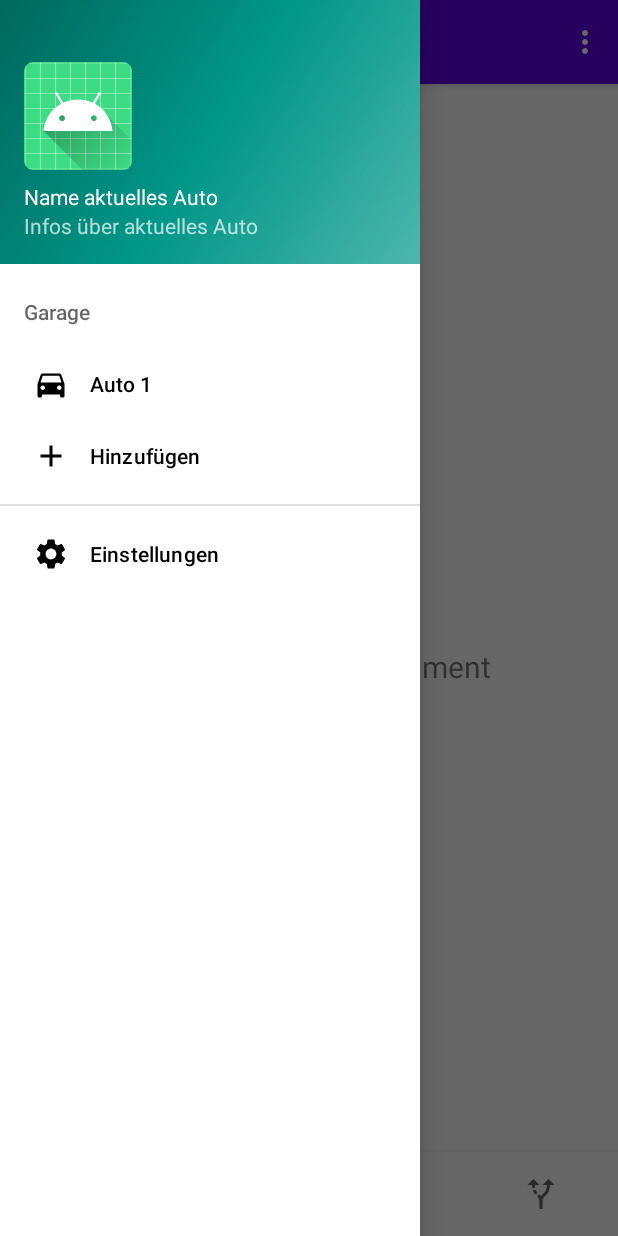
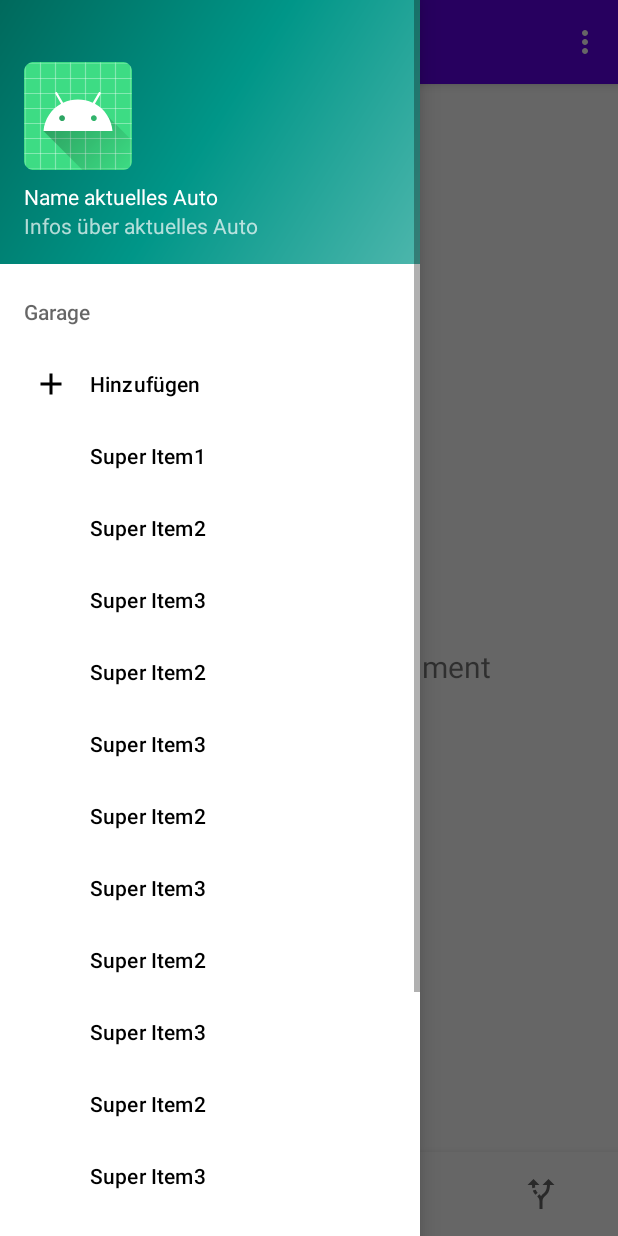
Before and after one commit to LukasGonnermann/android_tankvorgang_app, an Android app: the screen it shows after launch (MainActivity), with the side drawer open, on a phone screen of 412 x 824 dp. Run offline under Robolectric (Android 15) with nearby library versions, the phone set to English and light mode, and no system bars; our stand-ins replace navigation-ui.

Commit message:
Implentierung der Dynamisierung des Navigation Drawer Menu geändert + Kommentare gesetzt

```diff
--- a/app/src/main/java/com/example/tankauswertung/MainActivity.java
+++ b/app/src/main/java/com/example/tankauswertung/MainActivity.java
@@ -5,10 +5,12 @@ import android.view.Gravity;
 import android.view.Menu;
 import android.view.MenuItem;
 import android.widget.TextView;
+import android.widget.Toast;
 
 import com.google.android.material.bottomnavigation.BottomNavigationView;
 import com.google.android.material.navigation.NavigationView;
 
+import androidx.annotation.NonNull;
 import androidx.appcompat.app.AppCompatActivity;
 import androidx.appcompat.widget.Toolbar;
 import androidx.core.view.GravityCompat;
@@ -18,12 +20,14 @@ import androidx.navigation.Navigation;
 import androidx.navigation.ui.AppBarConfiguration;
 import androidx.navigation.ui.NavigationUI;
 
-public class MainActivity extends AppCompatActivity {
+import static android.view.Menu.NONE;
 
-    private AppBarConfiguration mAppBarConfiguration;
+public class MainActivity extends AppCompatActivity implements NavigationView.OnNavigationItemSelectedListener {
+
     DrawerLayout drawer;
     NavigationView navigationView;
     BottomNavigationView botNavView;
+    private AppBarConfiguration mAppBarConfiguration;
 
     @Override
     protected void onCreate(Bundle savedInstanceState) {
@@ -33,8 +37,8 @@ public class MainActivity extends AppCompatActivity {
         setSupportActionBar(toolbar);
 
         drawer = findViewById(R.id.drawer_layout);
-        navigationView = findViewById(R.id.nav_view);
-        botNavView = findViewById(R.id.bot_nav_view);
+        navigationView = findViewById(R.id.nav_view); //Navigation View (Side Menu)
+        botNavView = findViewById(R.id.bot_nav_view); //bottom Menu (Tabs)
 
         // Passing each menu ID as a set of Ids because each
         // menu should be considered as top level destinations.
@@ -46,47 +50,11 @@ public class MainActivity extends AppCompatActivity {
         NavController navController = Navigation.findNavController(this, R.id.nav_host_fragment);
         NavigationUI.setupActionBarWithNavController(this, navController, mAppBarConfiguration);
         NavigationUI.setupWithNavController(navigationView, navController);
-        NavigationUI.setupWithNavController(botNavView,navController);
+        NavigationUI.setupWithNavController(botNavView, navController);
 
-        loadAppData();
+        addMenuItemInNavMenuDrawer();
+        setNavigationViewListener();
     }
-
-
-    private void loadAppData() {
-        addGarageToNavigationDrawer();
-    }
-
-    private void addGarageToNavigationDrawer() {
-
-        Menu mainMenu = navigationView.getMenu();
-        Menu garageMenu = mainMenu.addSubMenu(0, 0, 0, R.string.garage);
-
-        // add cars
-        // itemID of itemFirstCar is 42 (i1)
-        MenuItem itemFirstCar = garageMenu.add(0, 42, 0, "Auto 1");
-        itemFirstCar.setIcon(R.drawable.ic_baseline_directions_car_24);
-        itemFirstCar.setOnMenuItemClickListener(new MenuItem.OnMenuItemClickListener() {
-            @Override
-            public boolean onMenuItemClick(MenuItem menuItem) {
-                drawer.closeDrawer(GravityCompat.START);
-                final TextView textView = findViewById(R.id.text_dashboard);
-                textView.setText("Clicked Auto 1");
-                return false;
-            }
-        });
-        // ...
-
-        // add button to add a car
-        MenuItem itemAddCar = garageMenu.add(0, 0, 0, R.string.addCar);
-        itemAddCar.setIcon(R.drawable.ic_baseline_add_24);
-
-        // add settings button
-        MenuItem itemSettings = mainMenu.add(0, R.id.action_settings, 0, R.string.settings);
-        itemSettings.setIcon(R.drawable.ic_baseline_settings_24);
-
-    }
-
-    // --------------------------------------------- hooks
 
     @Override
     public boolean onCreateOptionsMenu(Menu menu) {
@@ -104,10 +72,73 @@ public class MainActivity extends AppCompatActivity {
 
     @Override
     public void onBackPressed() {
+        //Back-Button is pressed
         if (drawer.isDrawerOpen(GravityCompat.START)) {
             drawer.closeDrawer(GravityCompat.START);
         } else {
             super.onBackPressed();
         }
     }
+
+    @Override
+    public boolean onNavigationItemSelected(@NonNull MenuItem item) {
+        // Handle navigation view item clicks here.
+        int item_id = item.getItemId();
+        switch (item_id) {
+
+            //add a car
+            case 1: {
+                Toast.makeText(getApplicationContext(), "Add Car", Toast.LENGTH_LONG).show();
+
+                break;
+            }
+            //open settings
+            case R.id.action_settings: {
+                Toast.makeText(getApplicationContext(), "Settings", Toast.LENGTH_LONG).show();
+                break;
+            }
+        }
+        drawer.closeDrawer(GravityCompat.START); //close navigation drawer
+
+        return true;
+    }
+
+    private void addMenuItemInNavMenuDrawer() {
+        //add items zu navigation menu
+        NavigationView navView = findViewById(R.id.nav_view);
+
+        Menu menu = navView.getMenu();
+        Menu garageMenu = menu.addSubMenu(0, 0, 0, R.string.garage);
+
+        // add button to add a car
+        MenuItem itemAddCar = garageMenu.add(0, 1, 0, R.string.addCar);
+        itemAddCar.setIcon(R.drawable.ic_baseline_add_24);
+
+        // add settings button
+        MenuItem itemSettings = menu.add(0, R.id.action_settings, 0, R.string.settings);
+        itemSettings.setIcon(R.drawable.ic_baseline_settings_24);
+
+        //example adding of items
+        garageMenu.add(2, 1, NONE, "Super Item1");
+        garageMenu.add("Super Item2");
+        garageMenu.add("Super Item3");
+        garageMenu.add("Super Item2");
+        garageMenu.add("Super Item3");
+        garageMenu.add("Super Item2");
+        garageMenu.add("Super Item3");
+        garageMenu.add("Super Item2");
+        garageMenu.add("Super Item3");
+        garageMenu.add("Super Item2");
+        garageMenu.add("Super Item3");
+        garageMenu.add("Super Item2");
+        garageMenu.add("Super Item3");
+
+
+    }
+
+    private void setNavigationViewListener() {
+        //initialize item listener of navigation view
+        NavigationView navigationView = findViewById(R.id.nav_view);
+        navigationView.setNavigationItemSelectedListener(this);
+    }
 }
```
